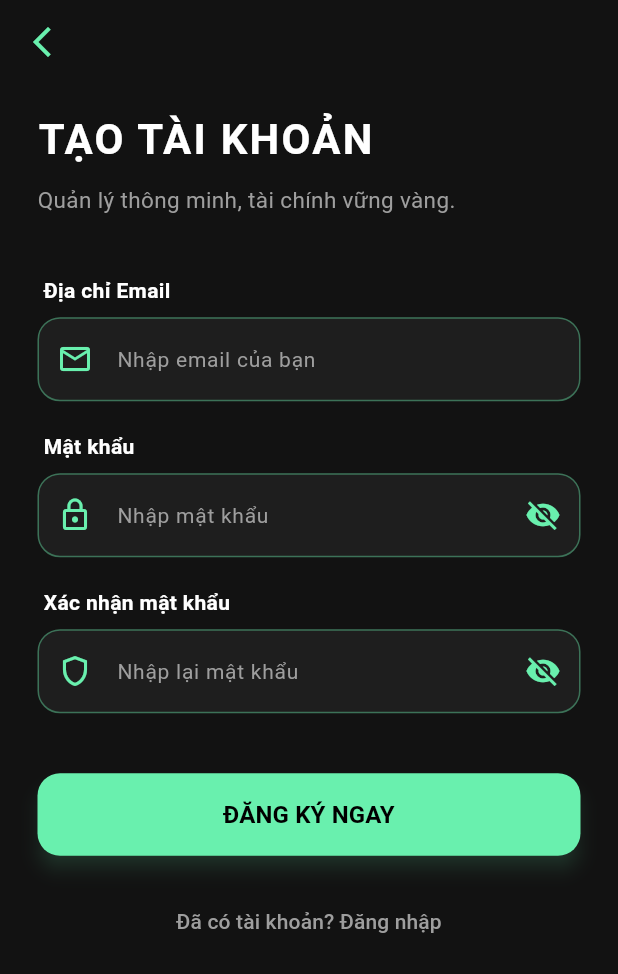
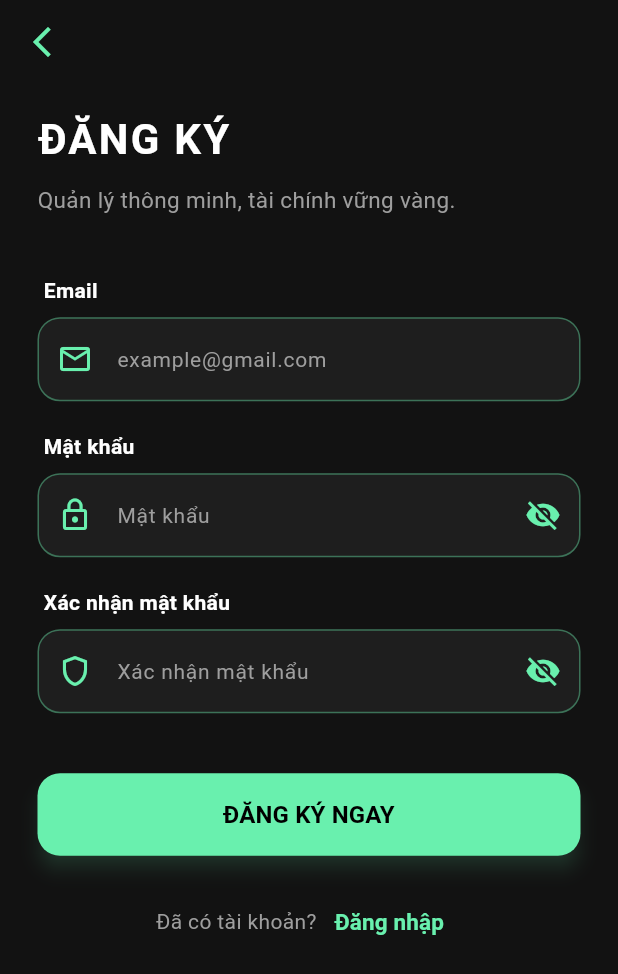
Before and after one commit to iathinh123/DoAnLTDD, a Flutter app: the screen it shows after launch, after a tap on "Đăng ký ngay", on a phone screen of 412 x 824 dp. Shown: the top 974 px of the screen. Run offline on Flutter 3.47's test engine with Material 3 defaults, Android fonts, the phone set to English and light mode, and no system bars; our stand-ins replace firebase_auth, firebase_core, google_sign_in, shared_preferences; accounts and stored records are empty.

Commit message:
Update UI & Them da ngon ngu Login-Register-Forgot; Thong bao loi Floating

```diff
--- a/lib/Controllers/language_provider.dart
+++ b/lib/Controllers/language_provider.dart
@@ -14,6 +14,23 @@ class LanguageProvider extends ChangeNotifier {
       "password": "Mật khẩu",
       "forgot": "Quên mật khẩu?",
       "google": "Đăng nhập bằng Google",
+      "or": "Hoặc",
+      "no_account": "Bạn chưa có tài khoản?",
+      "register_now": "Đăng ký ngay",
+
+      "app_description": "Quản lý chi tiêu cá nhân",
+      "err_empty_field": "Vui lòng không để trống thông tin",
+      "err_invalid_login": "Email hoặc mật khẩu không đúng",
+
+      "slogan_register": "Quản lý thông minh, tài chính vững vàng.",
+      "confirm_password": "Xác nhận mật khẩu",
+      "already_have_account": "Đã có tài khoản?",
+      "err_password_mismatch": "Mật khẩu xác nhận không khớp",
+      "register_success": "Đăng ký thành công!",
+
+      "forgot_instruction": "Nhập email của bạn để nhận liên kết thiết lập lại mật khẩu mới.",
+      "send_request": "Gửi yêu cầu",
+      "reset_email_sent": "Đã gửi email khôi phục mật khẩu!",
     },
     "en": {
       "login": "Login",
@@ -22,6 +39,24 @@ class LanguageProvider extends ChangeNotifier {
       "password": "Password",
       "forgot": "Forgot Password?",
       "google": "Login with Google",
+      "or": "Or",
+      "no_account": "Don't have an account?",
+      "register_now": "Register Now",
+
+
+      "app_description": "Personal Expense Manager",
+      "err_empty_field": "Please fill in all fields",
+      "err_invalid_login": "Invalid email or password",
+
+      "slogan_register": "Smart management, solid finance.",
+      "confirm_password": "Confirm Password",
+      "already_have_account": "Already have an account?",
+      "err_password_mismatch": "Passwords do not match",
+      "register_success": "Registration successful!",
+
+      "forgot_instruction": "Enter your email to receive a password reset link.",
+      "send_request": "Send Request",
+      "reset_email_sent": "Password reset email sent!",
     }
   };
 
--- a/lib/Views/login_screen.dart
+++ b/lib/Views/login_screen.dart
@@ -21,7 +21,25 @@ class _LoginScreenState extends State<LoginScreen> {
   bool _isPasswordVisible = false;
 
 
+  void _showError(String message) {
+    ScaffoldMessenger.of(context).showSnackBar(
+      SnackBar(
+        content: Text(message),
+        backgroundColor: Colors.redAccent,
+        behavior: SnackBarBehavior.floating,
+        shape: RoundedRectangleBorder(borderRadius: BorderRadius.circular(10)),
+      ),
+    );
+  }
+
   Future login() async {
+    final lang = Provider.of<LanguageProvider>(context, listen: false);
+
+    if (emailController.text.trim().isEmpty || passwordController.text.trim().isEmpty) {
+      _showError(lang.getText("err_empty_field"));
+      return;
+    }
+
     try {
       await FirebaseAuth.instance.signInWithEmailAndPassword(
         email: emailController.text.trim(),
@@ -32,13 +50,13 @@ class _LoginScreenState extends State<LoginScreen> {
         context,
         MaterialPageRoute(builder: (context) => const HomeScreen()),
       );
+    } on FirebaseAuthException catch (e) {
+
+      _showError(lang.getText("err_invalid_login"));
     } catch (e) {
-      ScaffoldMessenger.of(context).showSnackBar(
-        SnackBar(content: Text("Lỗi: $e"), backgroundColor: Colors.red),
-      );
+      _showError("Lỗi hệ thống: $e");
     }
   }
-
 
   Future signInWithGoogle() async {
     try {
@@ -53,9 +71,7 @@ class _LoginScreenState extends State<LoginScreen> {
       if (!mounted) return;
       Navigator.pushReplacement(context, MaterialPageRoute(builder: (context) => const HomeScreen()));
     } catch (e) {
-      ScaffoldMessenger.of(context).showSnackBar(
-        SnackBar(content: Text("Lỗi Google: $e"), backgroundColor: Colors.red),
-      );
+      _showError("Lỗi Google: $e");
     }
   }
 
@@ -95,7 +111,11 @@ class _LoginScreenState extends State<LoginScreen> {
                 style: const TextStyle(fontSize: 28, fontWeight: FontWeight.bold, color: Colors.white, letterSpacing: 2),
               ),
               const SizedBox(height: 8),
-              const Text("Quản lý chi tiêu cá nhân", style: TextStyle(color: Colors.grey, fontSize: 14)),
+
+              Text(
+                lang.getText("app_description"),
+                style: const TextStyle(color: Colors.grey, fontSize: 14),
+              ),
 
               const SizedBox(height: 40),
 
@@ -107,7 +127,6 @@ class _LoginScreenState extends State<LoginScreen> {
 
               const SizedBox(height: 20),
 
-
               _buildInputBox(
                 controller: passwordController,
                 hintText: lang.getText("password"),
@@ -115,11 +134,10 @@ class _LoginScreenState extends State<LoginScreen> {
                 isPassword: true,
               ),
 
-
               Align(
                 alignment: Alignment.centerRight,
                 child: TextButton(
-                  onPressed: () => Navigator.push(context, MaterialPageRoute(builder: (context) => ForgotPasswordScreen())),
+                  onPressed: () => Navigator.push(context, MaterialPageRoute(builder: (context) => const ForgotPasswordScreen())),
                   child: Text(lang.getText("forgot"), style: const TextStyle(color: Colors.greenAccent, fontSize: 13)),
                 ),
               ),
@@ -144,7 +162,7 @@ class _LoginScreenState extends State<LoginScreen> {
               ),
 
               const SizedBox(height: 20),
-              const Text("Hoặc", style: TextStyle(color: Colors.grey)),
+              Text(lang.getText("or"), style: const TextStyle(color: Colors.grey)),
               const SizedBox(height: 20),
 
 
@@ -154,7 +172,9 @@ class _LoginScreenState extends State<LoginScreen> {
                 child: OutlinedButton.icon(
                   onPressed: signInWithGoogle,
                   icon: const Icon(Icons.g_mobiledata_rounded, color: Colors.white, size: 30),
-                  label: const Text("Tiếp tục với Google", style: TextStyle(color: Colors.white, fontSize: 15)),
+                  label: Text(
+                      lang.getText("google"),
+                      style: const TextStyle(color: Colors.white, fontSize: 15)),
                   style: OutlinedButton.styleFrom(
                     shape: RoundedRectangleBorder(borderRadius: BorderRadius.circular(15)),
                     side: const BorderSide(color: Colors.greenAccent),
@@ -169,10 +189,20 @@ class _LoginScreenState extends State<LoginScreen> {
                 child: Row(
                   mainAxisAlignment: MainAxisAlignment.center,
                   children: [
-                    const Text("Bạn chưa có tài khoản?", style: TextStyle(color: Colors.white70)),
+                    Text(
+                        lang.getText("no_account"),
+                        style: const TextStyle(color: Colors.white70)
+                    ),
                     TextButton(
-                      onPressed: () => Navigator.push(context, MaterialPageRoute(builder: (context) => RegisterScreen())),
-                      child: const Text("Đăng ký ngay", style: TextStyle(fontWeight: FontWeight.bold, color: Colors.greenAccent, fontSize: 15)),
+                      onPressed: () => Navigator.push(context, MaterialPageRoute(builder: (context) => const RegisterScreen())),
+                      child: Text(
+                          lang.getText("register_now"),
+                          style: const TextStyle(
+                              fontWeight: FontWeight.bold,
+                              color: Colors.greenAccent,
+                              fontSize: 15
+                          )
+                      ),
                     ),
                   ],
                 ),
--- a/lib/Views/register_screen.dart
+++ b/lib/Views/register_screen.dart
@@ -1,8 +1,10 @@
 import 'package:flutter/material.dart';
 import 'package:firebase_auth/firebase_auth.dart';
+import 'package:provider/provider.dart';
+import '../Controllers/language_provider.dart';
 
 class RegisterScreen extends StatefulWidget {
-  const RegisterScreen({super.key}); // Thêm const để tránh lỗi đỏ khi gọi từ Login
+  const RegisterScreen({super.key});
 
   @override
   _RegisterScreenState createState() => _RegisterScreenState();
@@ -11,18 +13,51 @@ class RegisterScreen extends StatefulWidget {
 class _RegisterScreenState extends State<RegisterScreen> {
   final emailController = TextEditingController();
   final passwordController = TextEditingController();
-  final confirmPasswordController = TextEditingController(); // Thêm ô xác nhận mật khẩu
+  final confirmPasswordController = TextEditingController();
   bool _isPasswordVisible = false;
 
+
+  void _showError(String message) {
+    ScaffoldMessenger.of(context).showSnackBar(
+      SnackBar(
+        content: Text(message),
+        backgroundColor: Colors.redAccent,
+        behavior: SnackBarBehavior.floating,
+        margin: const EdgeInsets.all(10),
+        shape: RoundedRectangleBorder(borderRadius: BorderRadius.circular(10)),
+      ),
+    );
+  }
+
+
+  void _showSuccess(String message) {
+    ScaffoldMessenger.of(context).showSnackBar(
+      SnackBar(
+        content: Text(
+          message,
+
+          style: const TextStyle(color: Colors.black),
+        ),
+        backgroundColor: Colors.greenAccent,
+        behavior: SnackBarBehavior.floating,
+        margin: const EdgeInsets.all(10),
+        shape: RoundedRectangleBorder(borderRadius: BorderRadius.circular(10)),
+      ),
+    );
+  }
+
   Future register() async {
+    final lang = Provider.of<LanguageProvider>(context, listen: false);
 
-    if (emailController.text.trim().isEmpty || passwordController.text.trim().isEmpty) {
-      _showSnackBar("Vui lòng nhập đầy đủ thông tin", Colors.orange);
+    if (emailController.text.trim().isEmpty ||
+        passwordController.text.trim().isEmpty ||
+        confirmPasswordController.text.trim().isEmpty) {
+      _showError(lang.getText("err_empty_field"));
       return;
     }
 
     if (passwordController.text != confirmPasswordController.text) {
-      _showSnackBar("Mật khẩu xác nhận không khớp", Colors.red);
+      _showError(lang.getText("err_password_mismatch"));
       return;
     }
 
@@ -33,21 +68,18 @@ class _RegisterScreenState extends State<RegisterScreen> {
       );
 
       if (!mounted) return;
-      _showSnackBar("Đăng ký thành công!", Colors.greenAccent);
-      Navigator.pop(context); // Quay lại trang Login
+      _showSuccess(lang.getText("register_success"));
+      Navigator.pop(context);
+    } on FirebaseAuthException catch (e) {
+      _showError(lang.getText("err_invalid_login"));
     } catch (e) {
-      _showSnackBar("Lỗi: $e", Colors.red);
+      _showError("Lỗi hệ thống: $e");
     }
-  }
-
-  void _showSnackBar(String message, Color color) {
-    ScaffoldMessenger.of(context).showSnackBar(
-      SnackBar(content: Text(message), backgroundColor: color),
-    );
   }
 
   @override
   Widget build(BuildContext context) {
+    final lang = Provider.of<LanguageProvider>(context);
     final size = MediaQuery.of(context).size;
 
     return Scaffold(
@@ -68,10 +100,9 @@ class _RegisterScreenState extends State<RegisterScreen> {
             children: [
               SizedBox(height: size.height * 0.02),
 
-
-              const Text(
-                "TẠO TÀI KHOẢN",
-                style: TextStyle(
+              Text(
+                lang.getText("register").toUpperCase(),
+                style: const TextStyle(
                     fontSize: 28,
                     fontWeight: FontWeight.bold,
                     color: Colors.white,
@@ -79,45 +110,41 @@ class _RegisterScreenState extends State<RegisterScreen> {
                 ),
               ),
               const SizedBox(height: 10),
-              const Text(
-                "Quản lý thông minh, tài chính vững vàng.",
-                style: TextStyle(color: Colors.grey, fontSize: 15),
+              Text(
+                lang.getText("slogan_register"),
+                style: const TextStyle(color: Colors.grey, fontSize: 15),
               ),
 
               const SizedBox(height: 40),
 
-
-              _buildLabel("Địa chỉ Email"),
+              _buildLabel(lang.getText("email")),
               _buildInputBox(
                 controller: emailController,
-                hintText: "Nhập email của bạn",
+                hintText: "example@gmail.com",
                 icon: Icons.email_outlined,
               ),
 
               const SizedBox(height: 20),
 
-
-              _buildLabel("Mật khẩu"),
+              _buildLabel(lang.getText("password")),
               _buildInputBox(
                 controller: passwordController,
-                hintText: "Nhập mật khẩu",
+                hintText: lang.getText("password"),
                 icon: Icons.lock_outline,
                 isPassword: true,
               ),
 
               const SizedBox(height: 20),
 
-
-              _buildLabel("Xác nhận mật khẩu"),
+              _buildLabel(lang.getText("confirm_password")),
               _buildInputBox(
                 controller: confirmPasswordController,
-                hintText: "Nhập lại mật khẩu",
+                hintText: lang.getText("confirm_password"),
                 icon: Icons.shield_outlined,
                 isPassword: true,
               ),
 
               const SizedBox(height: 40),
-
 
               SizedBox(
                 width: double.infinity,
@@ -131,23 +158,35 @@ class _RegisterScreenState extends State<RegisterScreen> {
                     elevation: 5,
                     shadowColor: Colors.greenAccent.withOpacity(0.3),
                   ),
-                  child: const Text(
-                      "ĐĂNG KÝ NGAY",
-                      style: TextStyle(fontSize: 16, fontWeight: FontWeight.bold)
+                  child: Text(
+                      lang.getText("register_now").toUpperCase(),
+                      style: const TextStyle(fontSize: 16, fontWeight: FontWeight.bold)
                   ),
                 ),
               ),
 
               const SizedBox(height: 20),
 
-
               Center(
-                child: TextButton(
-                  onPressed: () => Navigator.pop(context),
-                  child: const Text(
-                    "Đã có tài khoản? Đăng nhập",
-                    style: TextStyle(color: Colors.grey),
-                  ),
+                child: Row(
+                  mainAxisAlignment: MainAxisAlignment.center,
+                  children: [
+                    Text(
+                      lang.getText("already_have_account"),
+                      style: const TextStyle(color: Colors.grey),
+                    ),
+                    TextButton(
+                      onPressed: () => Navigator.pop(context),
+                      child: Text(
+                        lang.getText("login"),
+                        style: const TextStyle(
+                            fontWeight: FontWeight.bold,
+                            color: Colors.greenAccent,
+                            fontSize: 15
+                        ),
+                      ),
+                    ),
+                  ],
                 ),
               ),
             ],
```
Also changed, not shown: lib/Views/forgot_pass_screen.dart (+53 -36 lines).
